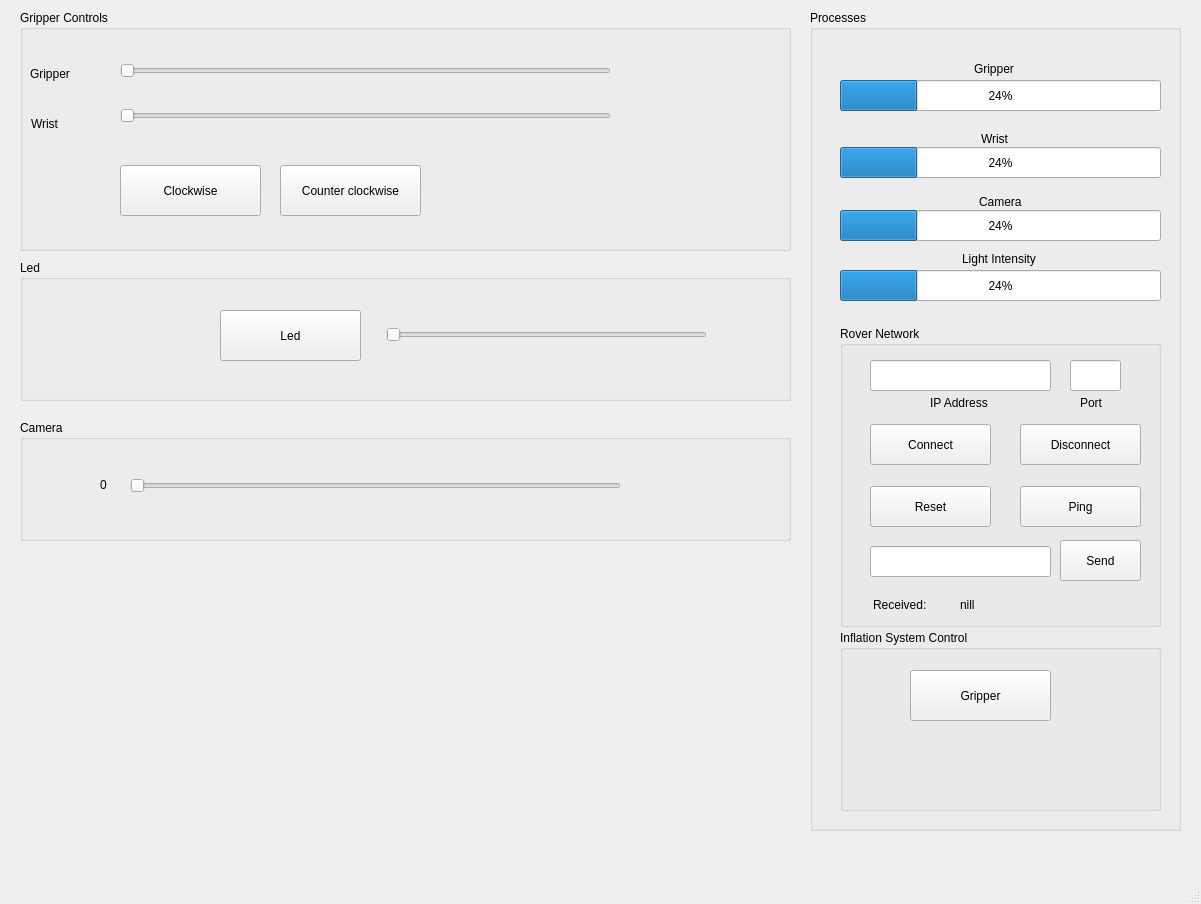
The window that src/python/interface.ui (StudentUnderwaterRoboticsAssociation/Ahti2) describes before a commit, drawn with Qt 5.
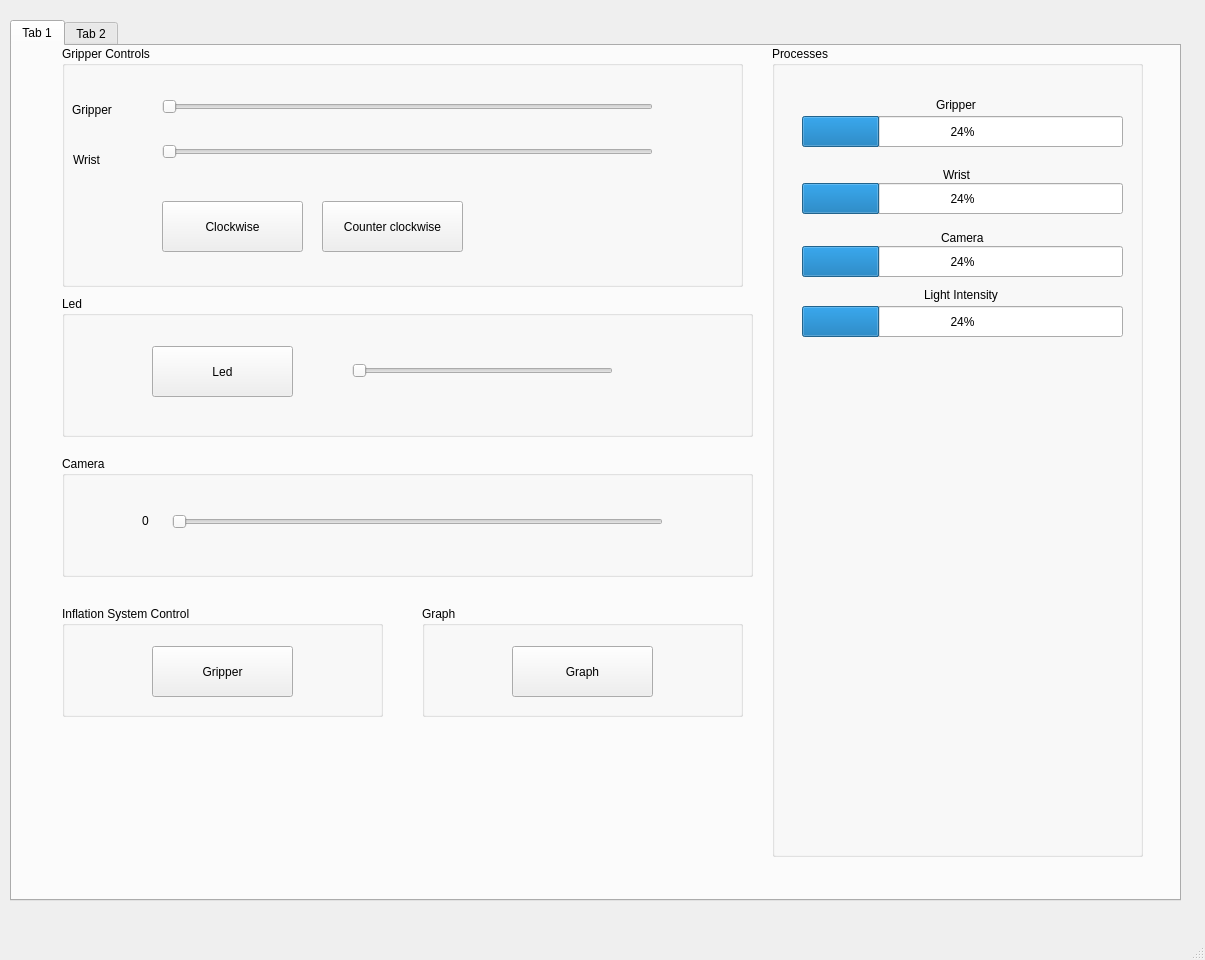
The same window after the commit. The open tabs and pages were chosen to show the change.

The edit to the form file:
```diff
--- a/src/python/interface.ui
+++ b/src/python/interface.ui
@@ -6,124 +6,36 @@
    <rect>
     <x>0</x>
     <y>0</y>
-    <width>1201</width>
-    <height>904</height>
+    <width>1205</width>
+    <height>960</height>
    </rect>
   </property>
   <property name="windowTitle">
    <string>MainWindow</string>
   </property>
   <widget class="QWidget" name="centralwidget">
-   <widget class="QGroupBox" name="groupBox">
-    <property name="geometry">
-     <rect>
-      <x>20</x>
-      <y>10</y>
-      <width>771</width>
-      <height>241</height>
-     </rect>
-    </property>
-    <property name="title">
-     <string>Gripper Controls</string>
-    </property>
-    <widget class="QSlider" name="horizontalSlider">
-     <property name="geometry">
-      <rect>
-       <x>100</x>
-       <y>35</y>
-       <width>491</width>
-       <height>51</height>
-      </rect>
-     </property>
-     <property name="orientation">
-      <enum>Qt::Horizontal</enum>
-     </property>
-    </widget>
-    <widget class="QSlider" name="horizontalSlider_2">
-     <property name="geometry">
-      <rect>
-       <x>100</x>
-       <y>80</y>
-       <width>491</width>
-       <height>51</height>
-      </rect>
-     </property>
-     <property name="orientation">
-      <enum>Qt::Horizontal</enum>
-     </property>
-    </widget>
-    <widget class="QLabel" name="label">
+   <widget class="QTabWidget" name="tabWidget">
      <property name="geometry">
       <rect>
        <x>10</x>
-       <y>55</y>
-       <width>66</width>
-       <height>17</height>
-      </rect>
-     </property>
-     <property name="text">
-      <string>Gripper</string>
-     </property>
-    </widget>
-    <widget class="QLabel" name="label_2">
-     <property name="geometry">
-      <rect>
-       <x>11</x>
-       <y>105</y>
-       <width>66</width>
-       <height>17</height>
-      </rect>
-     </property>
-     <property name="text">
-      <string>Wrist</string>
-     </property>
-    </widget>
-    <widget class="QLabel" name="label_3">
-     <property name="geometry">
-      <rect>
-       <x>140</x>
-       <y>190</y>
-       <width>71</width>
-       <height>17</height>
-      </rect>
-     </property>
-     <property name="text">
-      <string>Clockwise</string>
-     </property>
-    </widget>
-    <widget class="QPushButton" name="pushButton_3">
-     <property name="geometry">
-      <rect>
-       <x>260</x>
-       <y>155</y>
-       <width>141</width>
-       <height>51</height>
-      </rect>
-     </property>
-     <property name="text">
-      <string>Counter clockwise</string>
-     </property>
-    </widget>
-    <widget class="QPushButton" name="pushButton_4">
-     <property name="geometry">
-      <rect>
-       <x>100</x>
-       <y>155</y>
-       <width>141</width>
-       <height>51</height>
-      </rect>
-     </property>
-     <property name="text">
-      <string>Clockwise</string>
-     </property>
-    </widget>
-   </widget>
+      <y>20</y>
+      <width>1171</width>
+      <height>881</height>
+     </rect>
+    </property>
+    <property name="currentIndex">
+     <number>1</number>
+    </property>
+    <widget class="QWidget" name="tab">
+     <attribute name="title">
+      <string>Tab 1</string>
+     </attribute>
    <widget class="QGroupBox" name="groupBox_2">
     <property name="geometry">
      <rect>
-      <x>20</x>
-      <y>260</y>
-      <width>771</width>
+        <x>50</x>
+        <y>250</y>
+        <width>691</width>
       <height>141</height>
      </rect>
     </property>
@@ -133,7 +45,7 @@
     <widget class="QPushButton" name="pushButton_5">
      <property name="geometry">
       <rect>
-       <x>200</x>
+         <x>90</x>
        <y>50</y>
        <width>141</width>
        <height>51</height>
@@ -146,9 +58,9 @@
     <widget class="QSlider" name="horizontalSlider_4">
      <property name="geometry">
       <rect>
-       <x>366</x>
+         <x>290</x>
        <y>49</y>
-       <width>321</width>
+         <width>261</width>
        <height>51</height>
       </rect>
      </property>
@@ -157,13 +69,52 @@
      </property>
     </widget>
    </widget>
+     <widget class="QGroupBox" name="groupBox_4">
+      <property name="geometry">
+       <rect>
+        <x>50</x>
+        <y>410</y>
+        <width>691</width>
+        <height>121</height>
+       </rect>
+      </property>
+      <property name="title">
+       <string>Camera</string>
+      </property>
+      <widget class="QSlider" name="horizontalSlider_3">
+       <property name="geometry">
+        <rect>
+         <x>110</x>
+         <y>40</y>
+         <width>491</width>
+         <height>51</height>
+        </rect>
+       </property>
+       <property name="orientation">
+        <enum>Qt::Horizontal</enum>
+       </property>
+      </widget>
+      <widget class="QLabel" name="label_11">
+       <property name="geometry">
+        <rect>
+         <x>80</x>
+         <y>56</y>
+         <width>31</width>
+         <height>17</height>
+        </rect>
+       </property>
+       <property name="text">
+        <string>0</string>
+       </property>
+      </widget>
+     </widget>
    <widget class="QGroupBox" name="groupBox_3">
     <property name="geometry">
      <rect>
-      <x>810</x>
-      <y>10</y>
+        <x>760</x>
+        <y>0</y>
       <width>371</width>
-      <height>821</height>
+        <height>811</height>
      </rect>
     </property>
     <property name="title">
@@ -247,13 +198,201 @@
       <string>Camera</string>
      </property>
     </widget>
+      <widget class="QProgressBar" name="progressBar_4">
+       <property name="geometry">
+        <rect>
+         <x>30</x>
+         <y>260</y>
+         <width>321</width>
+         <height>31</height>
+        </rect>
+       </property>
+       <property name="value">
+        <number>24</number>
+       </property>
+      </widget>
+      <widget class="QLabel" name="label_12">
+       <property name="geometry">
+        <rect>
+         <x>152</x>
+         <y>240</y>
+         <width>101</width>
+         <height>17</height>
+        </rect>
+       </property>
+       <property name="text">
+        <string>Light Intensity</string>
+       </property>
+      </widget>
+     </widget>
+     <widget class="QGroupBox" name="groupBox">
+      <property name="geometry">
+       <rect>
+        <x>50</x>
+        <y>0</y>
+        <width>681</width>
+        <height>241</height>
+       </rect>
+      </property>
+      <property name="title">
+       <string>Gripper Controls</string>
+      </property>
+      <widget class="QSlider" name="horizontalSlider">
+       <property name="geometry">
+        <rect>
+         <x>100</x>
+         <y>35</y>
+         <width>491</width>
+         <height>51</height>
+        </rect>
+       </property>
+       <property name="orientation">
+        <enum>Qt::Horizontal</enum>
+       </property>
+      </widget>
+      <widget class="QSlider" name="horizontalSlider_2">
+       <property name="geometry">
+        <rect>
+         <x>100</x>
+         <y>80</y>
+         <width>491</width>
+         <height>51</height>
+        </rect>
+       </property>
+       <property name="orientation">
+        <enum>Qt::Horizontal</enum>
+       </property>
+      </widget>
+      <widget class="QLabel" name="label">
+       <property name="geometry">
+        <rect>
+         <x>10</x>
+         <y>55</y>
+         <width>66</width>
+         <height>17</height>
+        </rect>
+       </property>
+       <property name="text">
+        <string>Gripper</string>
+       </property>
+      </widget>
+      <widget class="QLabel" name="label_2">
+       <property name="geometry">
+        <rect>
+         <x>11</x>
+         <y>105</y>
+         <width>66</width>
+         <height>17</height>
+        </rect>
+       </property>
+       <property name="text">
+        <string>Wrist</string>
+       </property>
+      </widget>
+      <widget class="QLabel" name="label_3">
+       <property name="geometry">
+        <rect>
+         <x>140</x>
+         <y>190</y>
+         <width>71</width>
+         <height>17</height>
+        </rect>
+       </property>
+       <property name="text">
+        <string>Clockwise</string>
+       </property>
+      </widget>
+      <widget class="QPushButton" name="pushButton_3">
+       <property name="geometry">
+        <rect>
+         <x>260</x>
+         <y>155</y>
+         <width>141</width>
+         <height>51</height>
+        </rect>
+       </property>
+       <property name="text">
+        <string>Counter clockwise</string>
+       </property>
+      </widget>
+      <widget class="QPushButton" name="pushButton_4">
+       <property name="geometry">
+        <rect>
+         <x>100</x>
+         <y>155</y>
+         <width>141</width>
+         <height>51</height>
+        </rect>
+       </property>
+       <property name="text">
+        <string>Clockwise</string>
+       </property>
+      </widget>
+     </widget>
+     <widget class="QGroupBox" name="groupBox_6">
+      <property name="geometry">
+       <rect>
+        <x>50</x>
+        <y>560</y>
+        <width>321</width>
+        <height>111</height>
+       </rect>
+      </property>
+      <property name="title">
+       <string>Inflation System Control</string>
+      </property>
+      <widget class="QPushButton" name="pushButton_15">
+       <property name="geometry">
+        <rect>
+         <x>90</x>
+         <y>40</y>
+         <width>141</width>
+         <height>51</height>
+        </rect>
+       </property>
+       <property name="text">
+        <string>Gripper</string>
+       </property>
+      </widget>
+     </widget>
+     <widget class="QGroupBox" name="groupBox_7">
+      <property name="geometry">
+       <rect>
+        <x>410</x>
+        <y>560</y>
+        <width>321</width>
+        <height>111</height>
+       </rect>
+      </property>
+      <property name="title">
+       <string>Graph</string>
+      </property>
+      <widget class="QPushButton" name="pushButton_16">
+       <property name="geometry">
+        <rect>
+         <x>90</x>
+         <y>40</y>
+         <width>141</width>
+         <height>51</height>
+        </rect>
+       </property>
+       <property name="text">
+        <string>Graph</string>
+       </property>
+      </widget>
+     </widget>
+    </widget>
+    <widget class="QWidget" name="tab_2">
+     <attribute name="title">
+      <string>Tab 2</string>
+     </attribute>
     <widget class="QGroupBox" name="groupBox_5">
      <property name="geometry">
       <rect>
-       <x>30</x>
-       <y>316</y>
+        <x>40</x>
+        <y>20</y>
        <width>321</width>
-       <height>301</height>
+        <height>361</height>
       </rect>
      </property>
      <property name="title">
@@ -406,8 +545,7 @@
        <string>nill</string>
       </property>
      </widget>
-    </widget>
-    <widget class="QProgressBar" name="progressBar_4">
+      <widget class="QLineEdit" name="lineEdit_4">
      <property name="geometry">
       <rect>
        <x>30</x>
@@ -426,88 +564,47 @@
        <x>152</x>
        <y>240</y>
        <width>101</width>
-       <height>17</height>
-      </rect>
-     </property>
-     <property name="text">
-      <string>Light Intensity</string>
-     </property>
-    </widget>
-    <widget class="QGroupBox" name="groupBox_6">
+         <height>31</height>
+        </rect>
+       </property>
+      </widget>
+      <widget class="QPushButton" name="pushButton_10">
      <property name="geometry">
       <rect>
-       <x>30</x>
-       <y>620</y>
-       <width>321</width>
-       <height>181</height>
-      </rect>
-     </property>
-     <property name="title">
-      <string>Inflation System Control</string>
-     </property>
-     <widget class="QPushButton" name="pushButton_15">
-      <property name="geometry">
-       <rect>
-        <x>70</x>
-        <y>40</y>
+         <x>160</x>
+         <y>290</y>
         <width>141</width>
-        <height>51</height>
+         <height>41</height>
        </rect>
       </property>
       <property name="text">
-       <string>Gripper</string>
+        <string>Refresh Rate</string>
       </property>
      </widget>
     </widget>
-    <zorder>progressBar</zorder>
-    <zorder>progressBar_2</zorder>
-    <zorder>progressBar_3</zorder>
-    <zorder>label_8</zorder>
-    <zorder>label_9</zorder>
-    <zorder>label_10</zorder>
-    <zorder>groupBox_5</zorder>
-    <zorder>progressBar_4</zorder>
-    <zorder>label_12</zorder>
-    <zorder>groupBox_6</zorder>
-    <zorder>groupBox_6</zorder>
-   </widget>
-   <widget class="QGroupBox" name="groupBox_4">
+     <widget class="QLabel" name="label_13">
     <property name="geometry">
      <rect>
-      <x>20</x>
-      <y>420</y>
-      <width>771</width>
-      <height>121</height>
-     </rect>
-    </property>
-    <property name="title">
-     <string>Camera</string>
-    </property>
-    <widget class="QSlider" name="horizontalSlider_3">
-     <property name="geometry">
-      <rect>
-       <x>110</x>
-       <y>40</y>
-       <width>491</width>
-       <height>51</height>
-      </rect>
-     </property>
-     <property name="orientation">
-      <enum>Qt::Horizontal</enum>
-     </property>
-    </widget>
-    <widget class="QLabel" name="label_11">
-     <property name="geometry">
-      <rect>
-       <x>80</x>
-       <y>56</y>
-       <width>31</width>
+        <x>383</x>
+        <y>17</y>
+        <width>131</width>
        <height>17</height>
       </rect>
      </property>
      <property name="text">
-      <string>0</string>
-     </property>
+       <string>Network terminal</string>
+      </property>
+     </widget>
+     <widget class="QLineEdit" name="lineEdit_5">
+      <property name="geometry">
+       <rect>
+        <x>380</x>
+        <y>50</y>
+        <width>731</width>
+        <height>71</height>
+       </rect>
+      </property>
+     </widget>
     </widget>
    </widget>
   </widget>
```
Left out of the diff: 23 changed lines with no effect on the pictures. Lines whose indentation alone changed are shown as unchanged.
